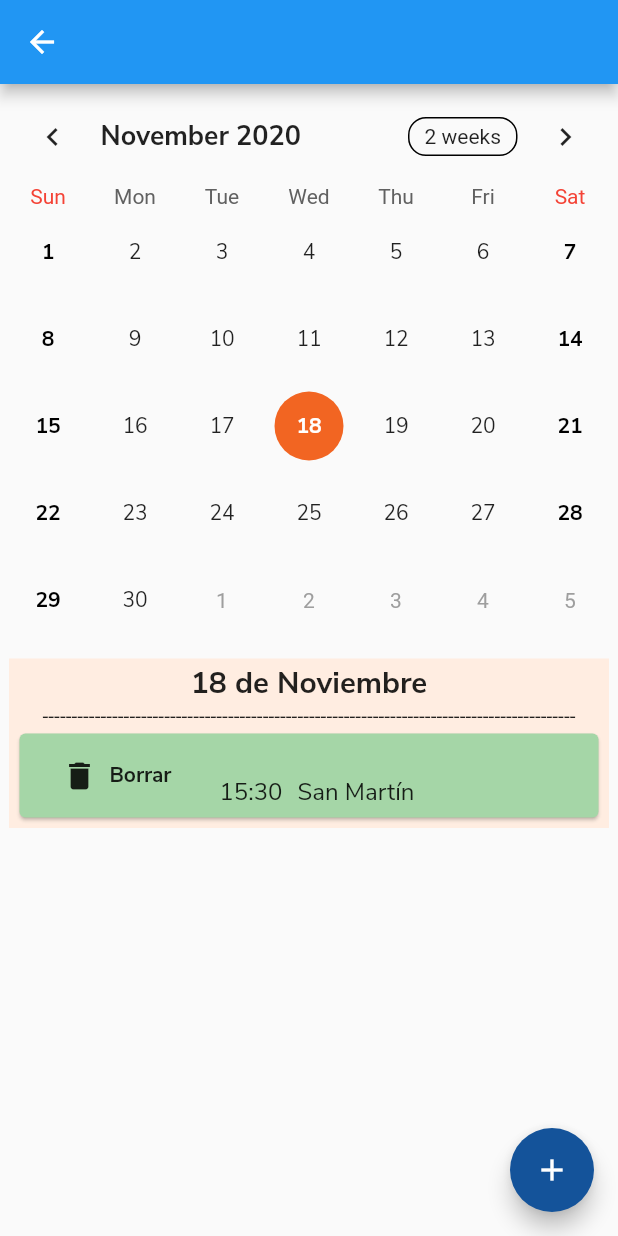
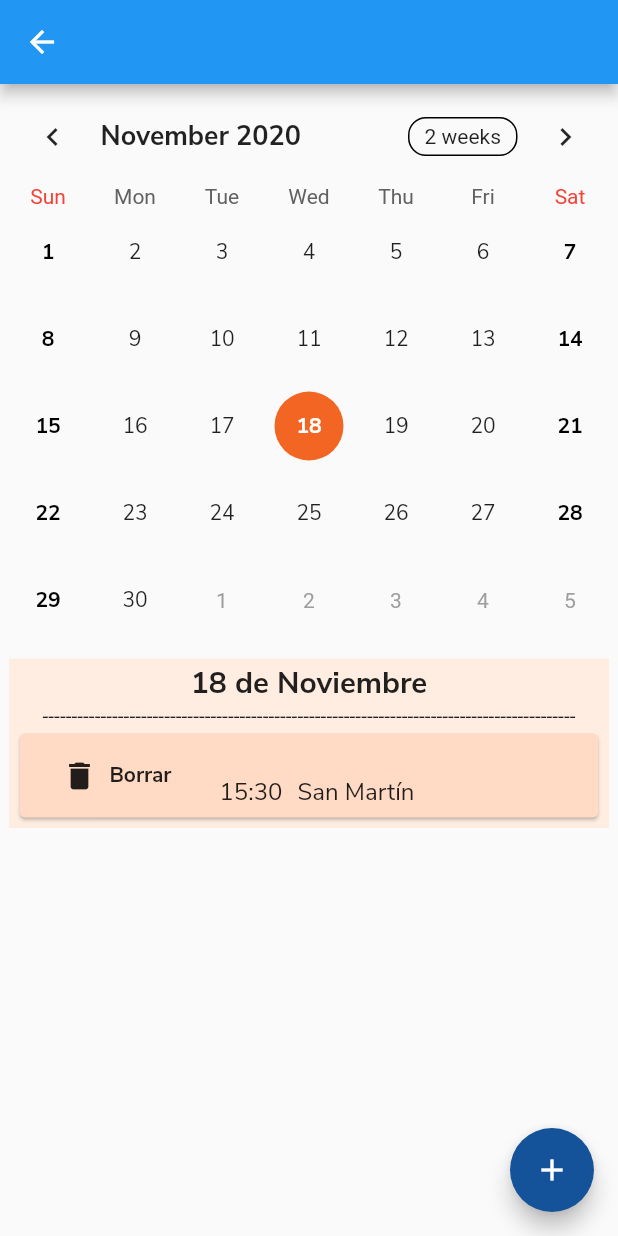
Before and after one commit to AppCOI-ITC/App, a Flutter app: the VisualizarCalendario screen opened directly, after a tap on the "add" icon, after a tap on "Crear Evento", on a phone screen of 412 x 824 dp. Run offline on Flutter 3.47's test engine with Material 2 defaults, Android fonts, the phone set to English and light mode, and no system bars; drawn by our look-alikes of table_calendar; our stand-ins replace cloud_firestore, firebase_auth, firebase_core, flutter_spinkit, numberpicker; missing offline and left inert: cloud_firestore_web, firebase_auth_web, firebase_core_web; accounts and stored records are empty; statements that could not run were skipped.

Commit message:
Se modificó el color de los eventos semanales

```diff
--- a/lib/Calendario/calendario.dart
+++ b/lib/Calendario/calendario.dart
@@ -213,7 +213,7 @@ class Eventos {
     if (tipo == 'diario') {
       color = Colors.blue[200];
     } else if (tipo == 'semanal') {
-      color = Colors.green[200];
+      color = Color(0xffFFDBC5);
     }
   }
 }
```
